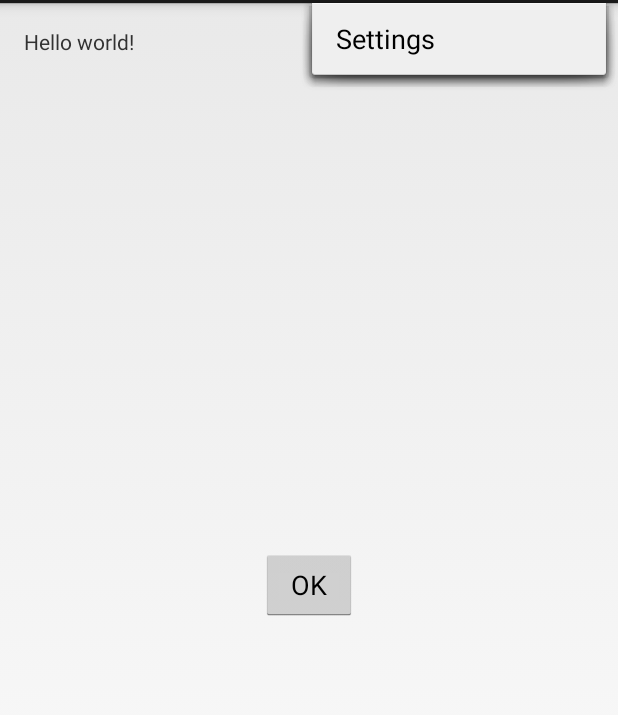
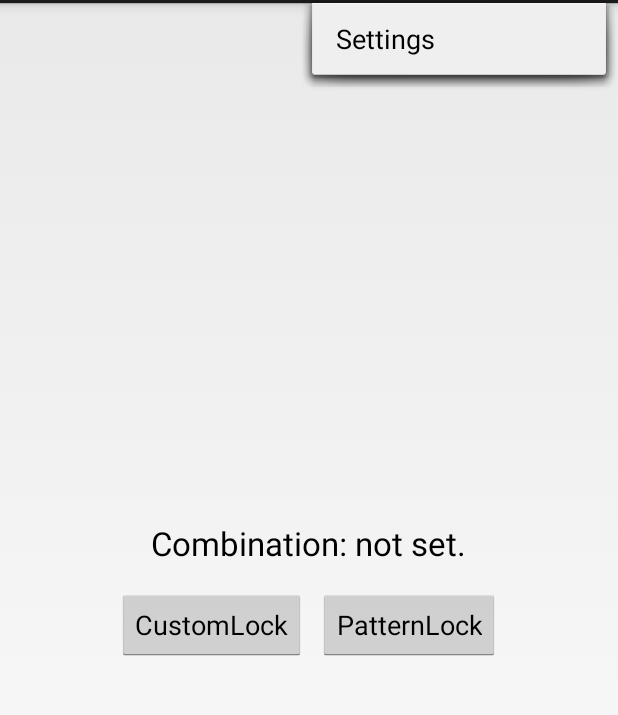
Before and after one commit to abeatte/Android-EasterBunny, an Android app: the screen it shows after launch (MainActivity), with the options menu open, on a phone screen of 412 x 824 dp, the part 69-784 px from its top. Run offline under Robolectric (Android 15) with nearby library versions, the phone set to English and light mode, and no system bars.

Commit message:
Completes demoApp update work.

```diff
--- a/sample/src/main/java/com/artbeatte/easterbunnyapp/MainActivity.java
+++ b/sample/src/main/java/com/artbeatte/easterbunnyapp/MainActivity.java
@@ -8,6 +8,7 @@ import android.view.Menu;
 import android.view.MenuItem;
 import android.view.View;
 import android.view.ViewGroup;
+import android.widget.TextView;
 import android.widget.Toast;
 
 import com.artbeatte.easterbunny.EasterBunny;
@@ -23,7 +24,7 @@ public class MainActivity extends Activity {
         setContentView(R.layout.activity_main);
         if (savedInstanceState == null) {
             getFragmentManager().beginTransaction()
-                    .add(R.id.container, new PlaceholderFragment())
+                    .add(R.id.container, new MainFragment())
                     .commit();
         }
     }
@@ -49,64 +50,86 @@ public class MainActivity extends Activity {
     }
 
     /**
-     * A placeholder fragment containing a simple view.
+     * Shows how to use custom and pattern lock combinations with EasterBunny.
      */
-    public static class PlaceholderFragment extends Fragment {
+    public static class MainFragment extends Fragment {
 
         private EasterBunny mEasterBunny;
+        private EasterBunny.UnlockListener mUnlockListener;
+        private TextView mHint;
 
-        public PlaceholderFragment() {
+        public MainFragment() {
         }
 
         @Override
-        public View onCreateView(LayoutInflater inflater, ViewGroup container,
-                Bundle savedInstanceState) {
+        public View onCreateView(LayoutInflater inflater, ViewGroup container, Bundle savedInstanceState) {
             View rootView = inflater.inflate(R.layout.fragment_main, container, false);
-            rootView.findViewById(R.id.button).setOnClickListener(new View.OnClickListener() {
+
+            mHint = (TextView) rootView.findViewById(R.id.hint);
+            mHint.setText(getString(R.string.combination) + " " + getString(R.string.combo_not_set));
+
+            rootView.findViewById(R.id.custom_button).setOnClickListener(new View.OnClickListener() {
                 @Override
                 public void onClick(View v) {
-                    Toast.makeText(getActivity(), android.R.string.ok, Toast.LENGTH_LONG).show();
+                    deployCustomEasterBunny();
+                }
+            });
+            rootView.findViewById(R.id.pattern_button).setOnClickListener(new View.OnClickListener() {
+                @Override
+                public void onClick(View v) {
+                    deployPatternEasterBunny();
                 }
             });
 
             return rootView;
         }
 
+        private void deployCustomEasterBunny() {
+            mEasterBunny = new EasterBunny(getActivity())
+                    .clearCombination()
+                    .addStep(UnlockGesture.SWIPE_UP)
+                    .addStep(UnlockGesture.SWIPE_DOWN)
+                    .addStep(UnlockGesture.BUTTON_A)
+                    .addStep(UnlockGesture.SWIPE_RIGHT)
+                    .lock();
+
+            mEasterBunny.setUnlockListener(mUnlockListener);
+
+            mHint.setText(getString(R.string.combination) + " " + getString(R.string.custom_instructions));
+        }
+
+        private void deployPatternEasterBunny() {
+            mEasterBunny = new EasterBunny(getActivity())
+                    .setPattern(UnlockPattern.KONAMI_CODE)
+                    .lock();
+
+            mEasterBunny.setUnlockListener(mUnlockListener);
+
+            mHint.setText(getString(R.string.combination) + " " + getString(R.string.konami_instructions));
+        }
+
         @Override
         public void onStart() {
             super.onStart();
 
-            mEasterBunny = new EasterBunny(getActivity())
-                    .clearCombination()
-                    .addStep(UnlockGesture.SWIPE_UP)
-                    .addStep(UnlockGesture.BUTTON_B)
-                    .addStep(UnlockGesture.SWIPE_UP)
-                    .addStep(UnlockGesture.BUTTON_B)
-                    .addStep(UnlockGesture.BUTTON_B)
-                    .addStep(UnlockGesture.SWIPE_RIGHT)
-                    .addStep(UnlockGesture.SWIPE_DOWN)
-                    .addStep(UnlockGesture.BUTTON_A)
-                    .lock();
-
-//            EasterBunny.Create(getActivity()).setPattern(UnlockPattern.KONAMI_CODE);
-
-            mEasterBunny.setUnlockListener(new EasterBunny.UnlockListener() {
+            mUnlockListener = new EasterBunny.UnlockListener() {
                 @Override
                 public void unlock() {
-                    Toast.makeText(getActivity(), "EasterEgg Unlocked!!!", Toast.LENGTH_LONG).show();
+                    Toast.makeText(getActivity(), getString(R.string.unlocked), Toast.LENGTH_LONG).show();
                 }
 
                 @Override
                 public void unlockFailed() {
+                    Toast.makeText(getActivity(), getString(R.string.try_again), Toast.LENGTH_SHORT).show();
                     // TODO: keep count and provide hint every 5 fails.
                 }
-            });
+            };
         }
 
         @Override
         public void onStop() {
             super.onStop();
-            mEasterBunny.stop();
+            if (mEasterBunny != null) mEasterBunny.stop();
         }
     }
 }
--- a/sample/src/main/res/layout/fragment_main.xml
+++ b/sample/src/main/res/layout/fragment_main.xml
@@ -1,22 +1,38 @@
-<RelativeLayout xmlns:android="http://schemas.android.com/apk/res/android"
+<LinearLayout xmlns:android="http://schemas.android.com/apk/res/android"
     xmlns:tools="http://schemas.android.com/tools"
     android:layout_width="match_parent"
     android:layout_height="match_parent"
-    android:paddingLeft="@dimen/activity_horizontal_margin"
-    android:paddingRight="@dimen/activity_horizontal_margin"
-    android:paddingTop="@dimen/activity_vertical_margin"
-    android:paddingBottom="@dimen/activity_vertical_margin"
-    tools:context=".MainActivity$PlaceholderFragment">
+    android:orientation="vertical"
+    android:gravity="center" >
 
     <TextView
-        android:text="@string/hello_world"
-        android:layout_width="wrap_content"
-        android:layout_height="wrap_content" />
-    <Button
-        android:id="@+id/button"
+        android:id="@+id/hint"
         android:layout_width="wrap_content"
         android:layout_height="wrap_content"
-        android:text="@android:string/ok"
-        android:layout_centerInParent="true"/>
+        android:text="@string/combination"
+        android:textAppearance="@android:style/TextAppearance.Large"
+        android:gravity="center"
+        android:padding="12dp"/>
 
-</RelativeLayout>
+    <LinearLayout
+        android:layout_width="wrap_content"
+        android:layout_height="wrap_content"
+        android:orientation="horizontal" >
+
+        <Button
+            android:id="@+id/custom_button"
+            android:layout_width="wrap_content"
+            android:layout_height="wrap_content"
+            android:layout_margin="4dp"
+            android:text="@string/button_custom_lock" />
+
+        <Button
+            android:id="@+id/pattern_button"
+            android:layout_width="wrap_content"
+            android:layout_height="wrap_content"
+            android:layout_margin="4dp"
+            android:text="@string/button_pattern_lock" />
+
+    </LinearLayout>
+
+</LinearLayout>
--- a/sample/src/main/res/values/strings.xml
+++ b/sample/src/main/res/values/strings.xml
@@ -4,5 +4,13 @@
     <string name="app_name">EasterBunnyApp</string>
     <string name="hello_world">Hello world!</string>
     <string name="action_settings">Settings</string>
+    <string name="button_custom_lock">CustomLock</string>
+    <string name="button_pattern_lock">PatternLock</string>
+    <string name="combination">Combination:</string>
+    <string name="combo_not_set">not set.</string>
+    <string name="custom_instructions">UP, DOWN, A, RIGHT.</string>
+    <string name="konami_instructions">THE KONAMI CODE\nUP, UP, DOWN, DOWN, LEFT, RIGHT, LEFT, RIGHT, B, A.</string>
+    <string name="try_again">Try Again</string>
+    <string name="unlocked">EasterEgg Unlocked!</string>
 
 </resources>
```
